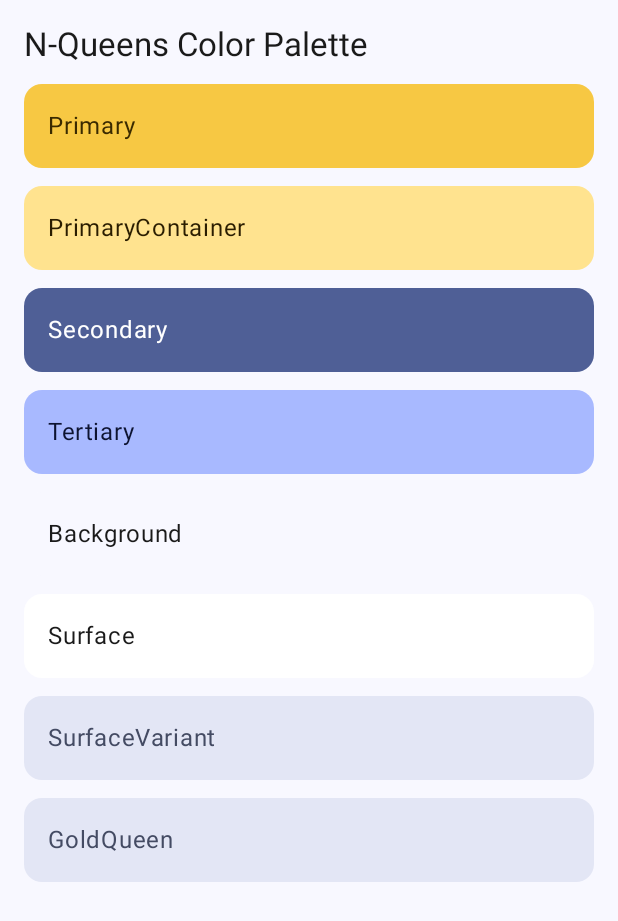
After one commit to carlosjimz87/NQueens, an Android app built with Jetpack Compose: the composable ColorDemoScreen shown on its own in the app's theme, on a phone screen of 412 x 824 dp. The commit adds this screen. Shown: the top 921 px of the screen. Run offline under Robolectric (Android 15) with nearby library versions, the phone set to English and light mode, and no system bars.

Commit message:
:art: Theme and colors

```diff
--- /dev/null
+++ b/app/src/main/java/com/carlosjimz87/nqueens/ui/screens/board/ColorDemoScreen.kt
@@ -0,0 +1,72 @@
+package com.carlosjimz87.nqueens.ui.screens.board
+
+import androidx.compose.foundation.layout.Arrangement
+import androidx.compose.foundation.layout.Box
+import androidx.compose.foundation.layout.Column
+import androidx.compose.foundation.layout.fillMaxSize
+import androidx.compose.foundation.layout.fillMaxWidth
+import androidx.compose.foundation.layout.height
+import androidx.compose.foundation.layout.padding
+import androidx.compose.foundation.shape.RoundedCornerShape
+import androidx.compose.material3.Card
+import androidx.compose.material3.CardDefaults
+import androidx.compose.material3.MaterialTheme
+import androidx.compose.material3.Text
+import androidx.compose.runtime.Composable
+import androidx.compose.ui.Alignment
+import androidx.compose.ui.Modifier
+import androidx.compose.ui.unit.dp
+
+@Composable
+fun ColorDemoScreen(
+    modifier: Modifier = Modifier
+) {
+    val cs = MaterialTheme.colorScheme
+
+    Column(
+        modifier = modifier
+            .fillMaxSize()
+            .padding(16.dp),
+        verticalArrangement = Arrangement.spacedBy(12.dp),
+    ) {
+        Text(
+            text = "N-Queens Color Palette",
+            style = MaterialTheme.typography.titleLarge
+        )
+
+        ColorRow("Primary", cs.primary, cs.onPrimary)
+        ColorRow("PrimaryContainer", cs.primaryContainer, cs.onPrimaryContainer)
+        ColorRow("Secondary", cs.secondary, cs.onSecondary)
+        ColorRow("Tertiary", cs.tertiary, cs.onTertiary)
+        ColorRow("Background", cs.background, cs.onBackground)
+        ColorRow("Surface", cs.surface, cs.onBackground)
+        ColorRow("SurfaceVariant", cs.surfaceVariant, cs.onSurfaceVariant)
+        ColorRow("GoldQueen", cs.surfaceVariant, cs.onSurfaceVariant)
+    }
+}
+
+@Composable
+private fun ColorRow(
+    label: String,
+    color: androidx.compose.ui.graphics.Color,
+    onColor: androidx.compose.ui.graphics.Color,
+) {
+    Card(
+        modifier = Modifier
+            .fillMaxWidth()
+            .height(56.dp),
+        shape = RoundedCornerShape(12.dp),
+        colors = CardDefaults.cardColors(containerColor = color)
+    ) {
+        Box(
+            modifier = Modifier.fillMaxSize(),
+            contentAlignment = Alignment.CenterStart
+        ) {
+            Text(
+                text = label,
+                color = onColor,
+                modifier = Modifier.padding(horizontal = 16.dp)
+            )
+        }
+    }
+}
```
Also changed, not shown: app/src/main/java/com/carlosjimz87/nqueens/MainActivity.kt (+27 -13 lines), app/src/main/java/com/carlosjimz87/nqueens/ui/theme/Color.kt (+7 -7 lines), app/src/main/java/com/carlosjimz87/nqueens/ui/theme/Theme.kt (+43 -20 lines).
